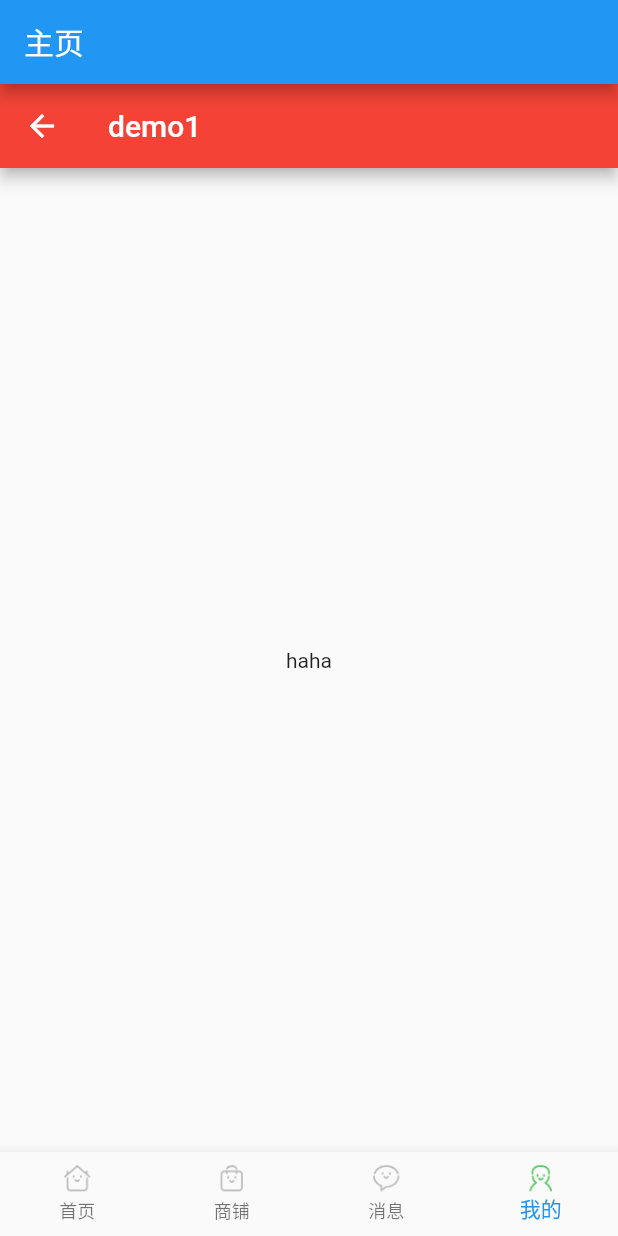
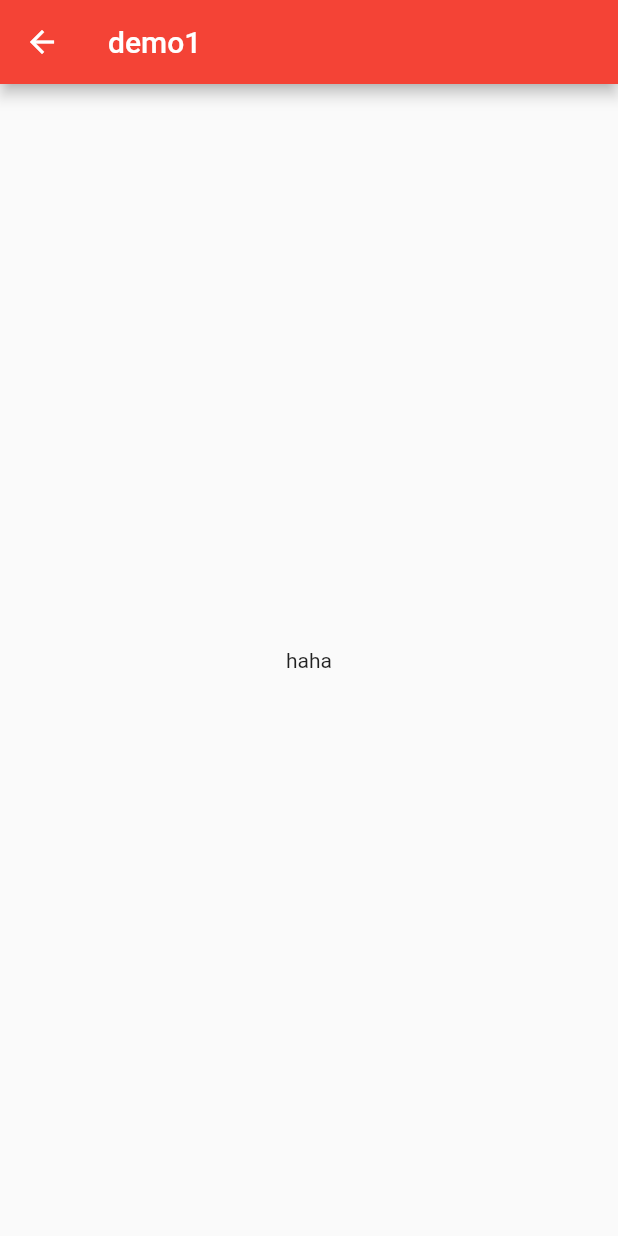
Before and after one commit to andromeda-mumu/flutter_shop, a Flutter app: the screen it shows after launch, item 4 of the bottom bar chosen, after a tap on "跳转", on a phone screen of 412 x 824 dp. Run offline on Flutter 3.47's test engine with Material 2 defaults, Android fonts, the phone set to English and light mode, and no system bars.

```diff
--- a/lib/MainPage.dart
+++ b/lib/MainPage.dart
@@ -87,7 +87,7 @@ class _MainPageWidgetState extends State<MainPageWidget> {
       new HomePage(),
       new ShopPage(),
       new MsgPage(),
-      new MyPage()
+      new MyPage(context)
   ];
   }
 
--- a/lib/page/MyPage.dart
+++ b/lib/page/MyPage.dart
@@ -1,6 +1,8 @@
 import 'package:flutter/material.dart';
 import 'package:flutter_shop/widget/Demo1.dart';
 class MyPage extends StatelessWidget {
+  var parentContext;
+  MyPage(this.parentContext);
   @override
   Widget build(BuildContext context) {
     return new MaterialApp(
@@ -12,7 +14,7 @@ class MyPage extends StatelessWidget {
 //      home: new Scaffold(
 //        body: new Center(child:new Text("我的")),
 //      ),
-       home:  new PageWidget(),
+       home:  new PageWidget(parentContext),
         routes: <String,WidgetBuilder>{
           "/demo1":(BuildContext context)=>new Demo1(),
         }
@@ -20,6 +22,8 @@ class MyPage extends StatelessWidget {
   }
 }
 class PageWidget extends StatefulWidget {
+  var parentContext;
+  PageWidget(this.parentContext);
   @override
   _PageWidgetState createState() => new _PageWidgetState();
 }
@@ -32,9 +36,9 @@ class _PageWidgetState extends State<PageWidget> {
     );
   }
   _pushPage(){
-    Navigator.of(context).pushNamed('/demo1');
-//    Navigator.of(context).push(new MaterialPageRoute(builder: (context){
-//      return new Demo1();
-//    },));
+//    Navigator.of(widget.parentContext).pushNamed('/demo1');
+    Navigator.of(widget.parentContext).push(new MaterialPageRoute(builder: (context){
+      return new Demo1();
+    },));
   }
 }
```
